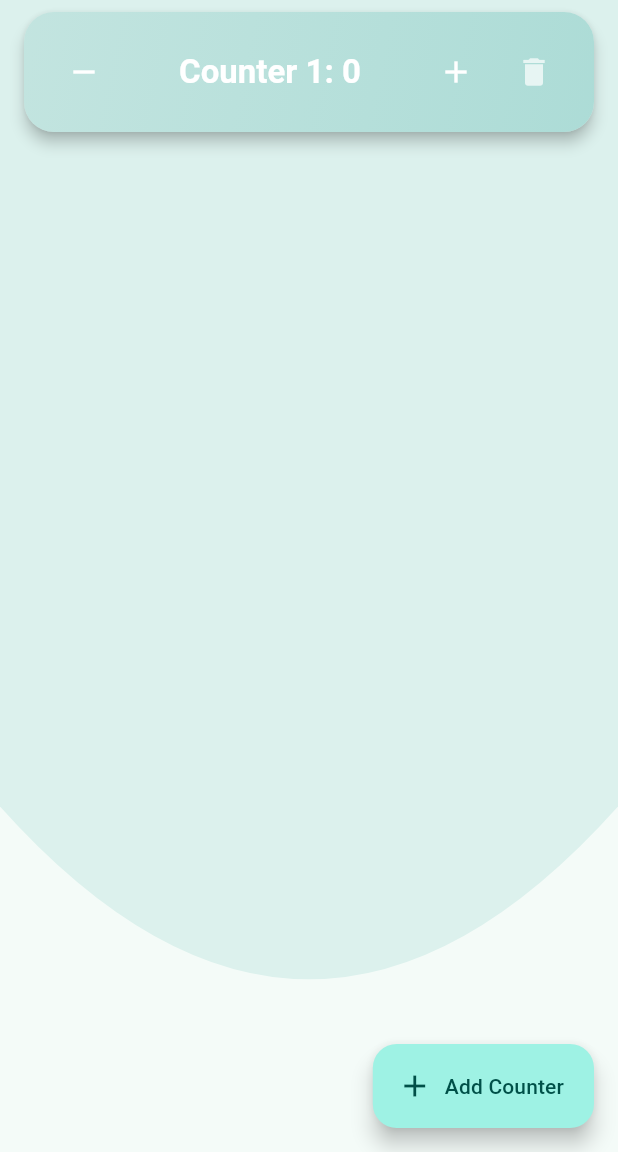
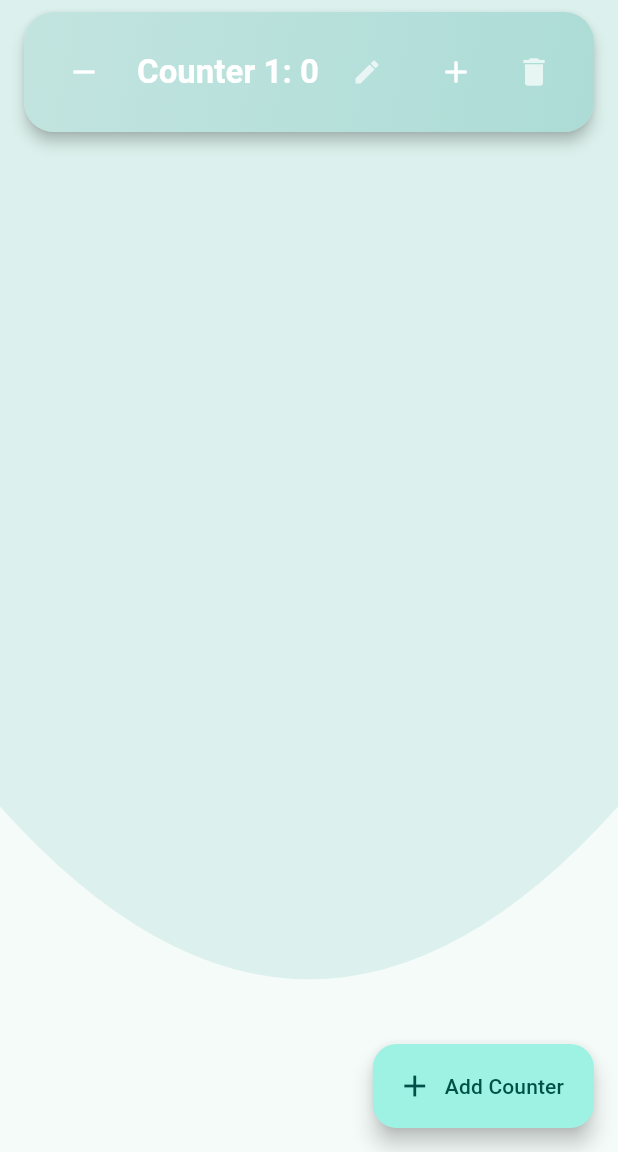
Before and after one commit to steljchan/Flutter-Provider-Session-4, a Flutter app: the screen it shows after launch, after a tap on "Add Counter", on a phone screen of 412 x 824 dp, the part 84-1236 px from its top. Run offline on Flutter 3.47's test engine with Material 3 defaults, Android fonts, the phone set to English and light mode, and no system bars.

Commit message:
Edit dikit

```diff
--- a/global_counter_app/lib/widgets/counter_item.dart
+++ b/global_counter_app/lib/widgets/counter_item.dart
@@ -17,9 +17,6 @@ class CounterItem extends StatelessWidget {
       margin: const EdgeInsets.symmetric(horizontal: 16, vertical: 8),
       elevation: 4,
       shape: RoundedRectangleBorder(borderRadius: BorderRadius.circular(20)),
-      child: InkWell(
-        borderRadius: BorderRadius.circular(20),
-        onTap: () => _showEditDialog(context, state, index),
       child: AnimatedContainer(
         duration: const Duration(milliseconds: 350),
         curve: Curves.easeInOut,
@@ -28,7 +25,6 @@ class CounterItem extends StatelessWidget {
           borderRadius: BorderRadius.circular(20),
           gradient: LinearGradient(
             colors: [
-                // Ganti withOpacity -> withValues(alpha: ...)
               counter.color.withValues(alpha: 0.40),
               counter.color.withValues(alpha: 0.60),
             ],
@@ -48,13 +44,29 @@ class CounterItem extends StatelessWidget {
                   duration: const Duration(milliseconds: 300),
                   transitionBuilder: (child, anim) =>
                       ScaleTransition(scale: anim, child: child),
-                    child: Text(
+                  child: Row(
+                    key: ValueKey(counter.value),
+                    mainAxisAlignment: MainAxisAlignment.center,
+                    mainAxisSize: MainAxisSize.min,
+                    children: [
+                      Text(
                         "${counter.label}: ${counter.value}",
-                      key: ValueKey(counter.value),
                         style: Theme.of(context).textTheme.titleLarge?.copyWith(
                           color: Colors.white,
                           fontWeight: FontWeight.bold,
                         ),
+                      ),
+                      const SizedBox(width: 8),
+                      IconButton(
+                        icon: const Icon(
+                          Icons.edit,
+                          color: Colors.white70,
+                          size: 20,
+                        ),
+                        tooltip: "Edit counter name",
+                        onPressed: () => _showEditDialog(context, state, index),
+                      ),
+                    ],
                   ),
                 ),
               ),
@@ -70,7 +82,6 @@ class CounterItem extends StatelessWidget {
               tooltip: "Delete counter",
             ),
           ],
-          ),
         ),
       ),
     );
@@ -99,7 +110,6 @@ class CounterItem extends StatelessWidget {
               children: Colors.primaries.map((c) {
                 return GestureDetector(
                   onTap: () {
-                    // juga ganti preview ke withValues:
                     state.changeColor(index, c.withValues(alpha: 0.6));
                     Navigator.pop(context);
                   },
```
Lines whose indentation alone changed are shown as unchanged.
